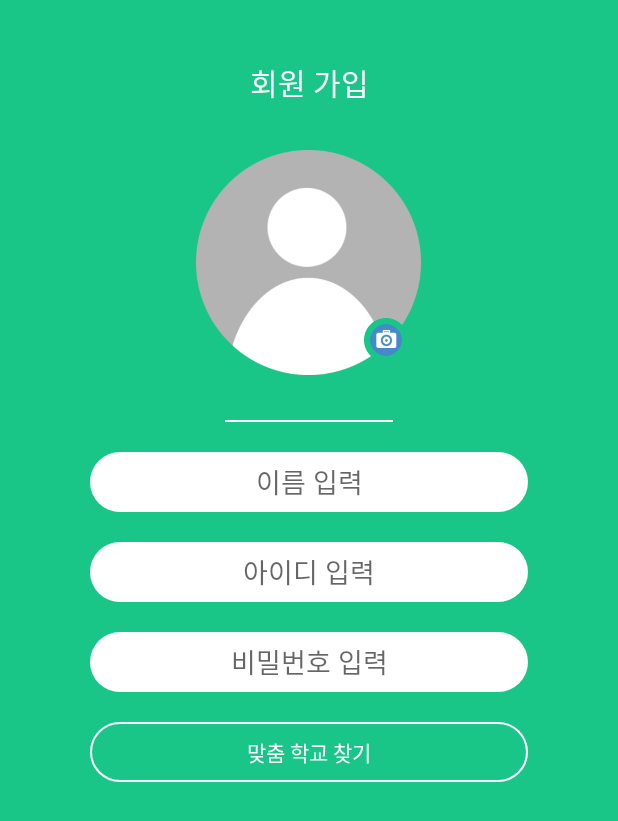
After one commit to dudco/highjinro, an Android app: the layout activity_register.xml on its own in the app's theme, with its tools: preview values and no code run, on a phone screen of 412 x 824 dp. The commit adds this screen. Shown: the top 821 px of the screen. Run offline under Robolectric (Android 15) with nearby library versions, the phone set to English and light mode, and no system bars; Roboto replaces fonts that are not available here.

Commit message:
Add login and reg

```diff
--- a/app/src/main/java/com/example/dudco/highjinro/Fragment/MyInfoFragment.java
+++ b/app/src/main/java/com/example/dudco/highjinro/Fragment/MyInfoFragment.java
@@ -2,9 +2,11 @@ package com.example.dudco.highjinro.Fragment;
 
 import android.app.AlertDialog;
 import android.content.DialogInterface;
+import android.content.SharedPreferences;
 import android.graphics.Typeface;
 import android.graphics.drawable.BitmapDrawable;
 import android.os.Bundle;
+import android.preference.PreferenceManager;
 import android.support.annotation.Nullable;
 import android.support.v4.app.Fragment;
 import android.support.v4.content.ContextCompat;
@@ -27,16 +29,18 @@ public class MyInfoFragment extends Fragment {
         super.onActivityCreated(savedInstanceState);
         binding = FragmentMyInfoBinding.bind(getView());
 
+        SharedPreferences sharedPreferences = PreferenceManager.getDefaultSharedPreferences(getContext());
+        String name = sharedPreferences.getString("nickname", "NICK NAME");
         BitmapDrawable drawable1 = (BitmapDrawable) ContextCompat.getDrawable(getContext(), R.drawable.default_profile);
         binding.myinfoProfile.setImageBitmap(new RoundedAvatarDrawable(drawable1.getBitmap()).getBitmap());
         BitmapDrawable drawable2 = (BitmapDrawable) ContextCompat.getDrawable(getContext(), R.drawable.camera);
         binding.myinfoCamera.setImageBitmap(new RoundedAvatarDrawable(drawable2.getBitmap()).getBitmap());
 
         binding.myinfoName.setTypeface(Typeface.createFromAsset(getContext().getAssets(), FONT_M));
+        binding.myinfoName.setText(name);
         binding.myinfoGoalText.setTypeface(Typeface.createFromAsset(getContext().getAssets(), FONT_M));
         binding.myinfoAppsetting.setTypeface(Typeface.createFromAsset(getContext().getAssets(), FONT_M));
         binding.myinfoLogout.setTypeface(Typeface.createFromAsset(getContext().getAssets(), FONT_M));
-
         binding.myinfoGoalText.setOnClickListener(new View.OnClickListener() {
             @Override
             public void onClick(View v) {
--- a/app/src/main/java/com/example/dudco/highjinro/MainActivity.java
+++ b/app/src/main/java/com/example/dudco/highjinro/MainActivity.java
@@ -35,7 +35,7 @@ public class MainActivity extends AppCompatActivity {
         binding = DataBindingUtil.setContentView(this, R.layout.activity_main);
 
         setSupportActionBar(binding.mainTool);
-
+        String mySchool = getIntent().getStringExtra("title");
 
         final ActionBar.LayoutParams params = new ActionBar.LayoutParams(ViewGroup.LayoutParams.MATCH_PARENT, ViewGroup.LayoutParams.MATCH_PARENT);
 
@@ -43,6 +43,7 @@ public class MainActivity extends AppCompatActivity {
         final LayoutInflater inflater = (LayoutInflater) getSystemService(LAYOUT_INFLATER_SERVICE);
         final View toolbarView = inflater.inflate(R.layout.toolbar_layout, null);
         TextView title = (TextView) toolbarView.findViewById(R.id.toolbar_title);
+        title.setText(mySchool);
         ImageView search = (ImageView) toolbarView.findViewById(R.id.toolbar_search);
         search.setOnClickListener(new View.OnClickListener() {
             @Override
--- /dev/null
+++ b/app/src/main/res/drawable/backgroud_box.xml
@@ -0,0 +1,7 @@
+<?xml version="1.0" encoding="utf-8"?>
+<shape
+    xmlns:android="http://schemas.android.com/apk/res/android"
+    android:shape="rectangle">
+    <solid android:color="@color/white"/>
+    <corners android:radius="100dp"/>
+</shape>
--- /dev/null
+++ b/app/src/main/res/drawable/backgroud_btn.xml
@@ -0,0 +1,7 @@
+<?xml version="1.0" encoding="utf-8"?>
+<shape
+    xmlns:android="http://schemas.android.com/apk/res/android"
+    android:shape="rectangle">
+    <stroke android:color="@color/white" android:width="1dp"/>
+    <corners android:radius="100dp"/>
+</shape>
--- /dev/null
+++ b/app/src/main/res/layout/activity_register.xml
@@ -0,0 +1,101 @@
+<?xml version="1.0" encoding="utf-8"?>
+<layout>
+    <LinearLayout xmlns:android="http://schemas.android.com/apk/res/android"
+        xmlns:tools="http://schemas.android.com/tools"
+        android:id="@+id/activity_login"
+        android:layout_width="match_parent"
+        android:layout_height="match_parent"
+        android:orientation="vertical"
+        tools:context="com.example.dudco.highjinro.RegisterActivity"
+        android:background="@color/colorPrimary">
+        <TextView
+            android:id="@+id/register"
+            android:layout_width="match_parent"
+            android:layout_height="wrap_content"
+            android:text="회원 가입"
+            android:textSize="20sp"
+            android:textColor="@color/white"
+            android:layout_marginTop="40dp"
+            android:gravity="center"/>
+        <RelativeLayout
+            android:layout_gravity="center_horizontal"
+            android:layout_width="150dp"
+            android:layout_height="150dp"
+            android:layout_marginTop="30dp">
+            <ImageView
+                android:src="@drawable/default_profile"
+                android:layout_width="match_parent"
+                android:layout_height="match_parent" />
+            <ImageView
+                android:layout_width="40dp"
+                android:layout_height="40dp"
+                android:layout_alignParentBottom="true"
+                android:layout_alignParentRight="true"
+                android:layout_marginRight="3dp"
+                android:layout_marginBottom="3dp"
+                android:padding="5dp"
+                android:scaleType="fitXY"
+                android:src="@drawable/ic_carmera_login"
+                />
+        </RelativeLayout>
+        <LinearLayout
+        android:layout_width="match_parent"
+        android:layout_height="1dp"
+        android:background="@color/white"
+        android:layout_marginRight="150dp"
+        android:layout_marginLeft="150dp"
+        android:layout_marginTop="30dp"
+        android:layout_marginBottom="20dp">
+
+    </LinearLayout>
+        <EditText
+            android:id="@+id/reg_name"
+            android:layout_width="match_parent"
+            android:layout_height="40dp"
+            android:background="@drawable/backgroud_box"
+            android:layout_marginRight="60dp"
+            android:layout_marginLeft="60dp"
+            android:layout_marginBottom="20dp"
+            android:hint="이름 입력"
+            android:gravity="center"/>
+
+        <EditText
+            android:id="@+id/reg_id"
+            android:layout_width="match_parent"
+            android:layout_height="40dp"
+            android:background="@drawable/backgroud_box"
+            android:layout_marginRight="60dp"
+            android:layout_marginLeft="60dp"
+            android:layout_marginBottom="20dp"
+            android:hint="아이디 입력"
+            android:gravity="center"/>
+
+        <EditText
+            android:id="@+id/reg_pass"
+            android:layout_width="match_parent"
+            android:layout_height="40dp"
+            android:background="@drawable/backgroud_box"
+            android:layout_marginRight="60dp"
+            android:layout_marginLeft="60dp"
+            android:layout_marginBottom="20dp"
+            android:hint="비밀번호 입력"
+            android:gravity="center"/>
+
+        <LinearLayout
+            android:id="@+id/reg_btn"
+            android:layout_width="match_parent"
+            android:layout_height="40dp"
+            android:background="@drawable/backgroud_btn"
+            android:layout_marginRight="60dp"
+            android:layout_marginLeft="60dp"
+            android:layout_marginBottom="20dp">
+            <TextView
+                android:layout_width="match_parent"
+                android:layout_height="match_parent"
+                android:gravity="center"
+                android:text="맞춤 학교 찾기"
+                android:textColor="@color/white"
+                />
+        </LinearLayout>
+    </LinearLayout>
+</layout>
--- a/app/src/main/res/layout/fragment_talk.xml
+++ b/app/src/main/res/layout/fragment_talk.xml
@@ -15,7 +15,6 @@
                 android:id="@+id/talk_list"
                 android:layout_width="match_parent"
                 android:layout_height="match_parent"
-                android:stackFromBottom="true"
                 android:divider="@null">
 
             </ListView>
```
Also changed, not shown: app/src/main/AndroidManifest.xml (+9 -5 lines), app/src/main/java/com/example/dudco/highjinro/Fragment/TalkFragment.java (+7 -0 lines), app/src/main/java/com/example/dudco/highjinro/RegisterActivity.java (added, +43 -0 lines), app/src/main/java/com/example/dudco/highjinro/SearchMySchool.java (added, +74 -0 lines), app/src/main/java/com/example/dudco/highjinro/SerachMySchoolLast.java (added, +82 -0 lines), app/src/main/res/drawable/background_searchschool_list.xml (added, +7 -0 lines), app/src/main/res/drawable/background_searchschool_list_top.xml (added, +7 -0 lines), app/src/main/res/drawable/background_spinner.xml (added, +29 -0 lines), app/src/main/res/layout/activity_search_my_school.xml (added, +148 -0 lines), app/src/main/res/layout/activity_serach_my_school_last.xml (added, +82 -0 lines), app/src/main/res/layout/item_talk.xml (+4 -3 lines), app/src/main/res/values/arrays.xml (added, +83 -0 lines), app/src/main/res/drawable/ic_carmera_login.png (added).
